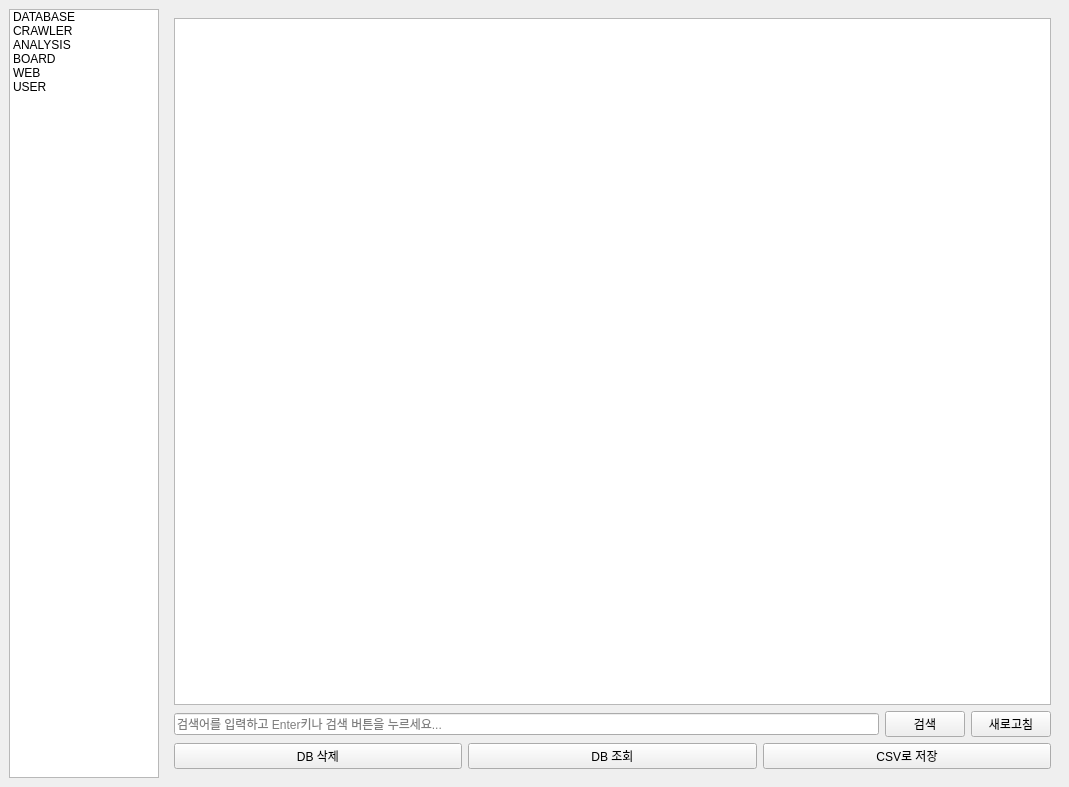
The window that MANAGER/BIGMACLAB_MANAGER_GUI.ui (yojun313/knpu) describes before a commit, drawn with Qt 5.
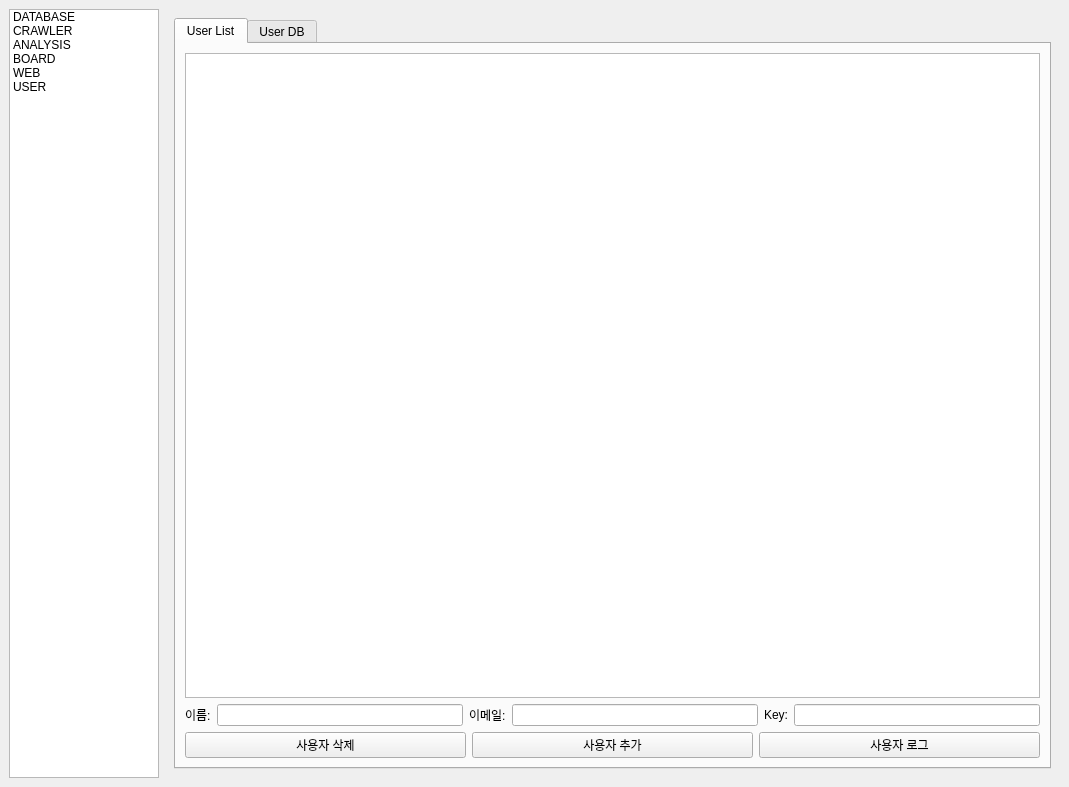
The same window after the commit. The open tabs and pages were chosen to show the change.

What changed in the file:
```diff
--- a/MANAGER/BIGMACLAB_MANAGER_GUI.ui
+++ b/MANAGER/BIGMACLAB_MANAGER_GUI.ui
@@ -458,7 +458,7 @@
         </item>
        </layout>
       </widget>
-      <widget class="QWidget" name="page_board">
+      <widget class="QWidget" name="page_user">
        <layout class="QVBoxLayout" name="verticalLayout_data_process">
         <item>
          <widget class="QTabWidget" name="tabWidget_user">
@@ -526,6 +526,13 @@
                  </property>
                 </widget>
                </item>
+              <item>
+               <widget class="QPushButton" name="user_log_button">
+                <property name="text">
+                 <string>사용자 로그</string>
+                </property>
+               </widget>
+              </item>
               </layout>
              </item>
            </layout>
```
Left out of the diff: 5 changed lines with no effect on the pictures. Lines whose indentation alone changed are shown as unchanged.
